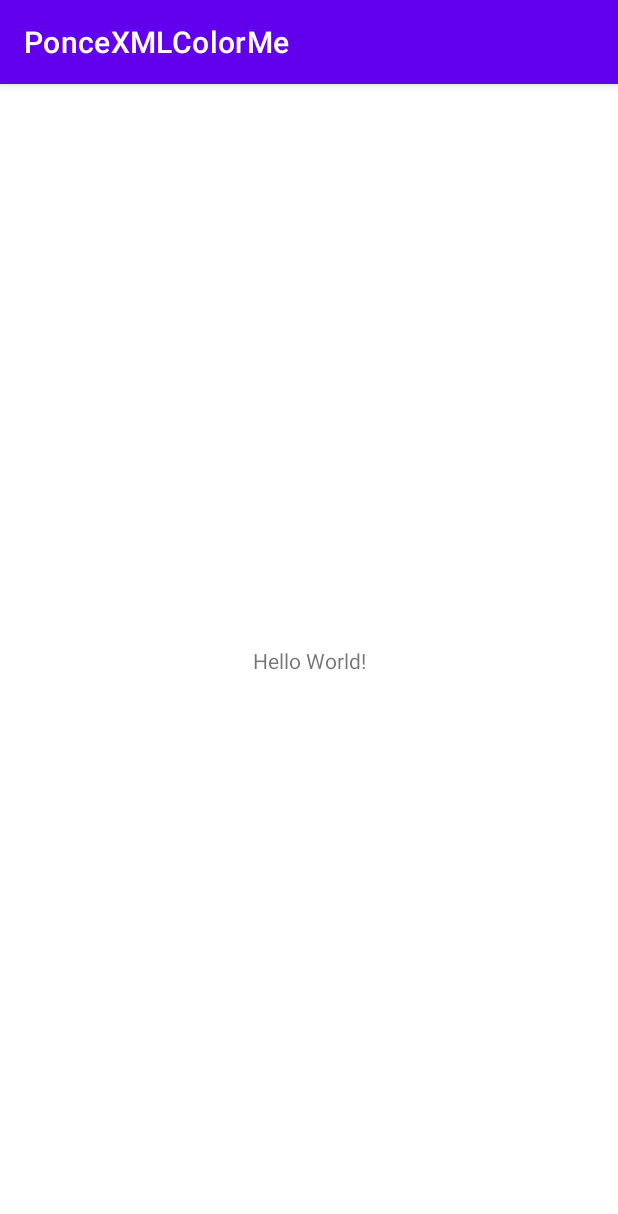
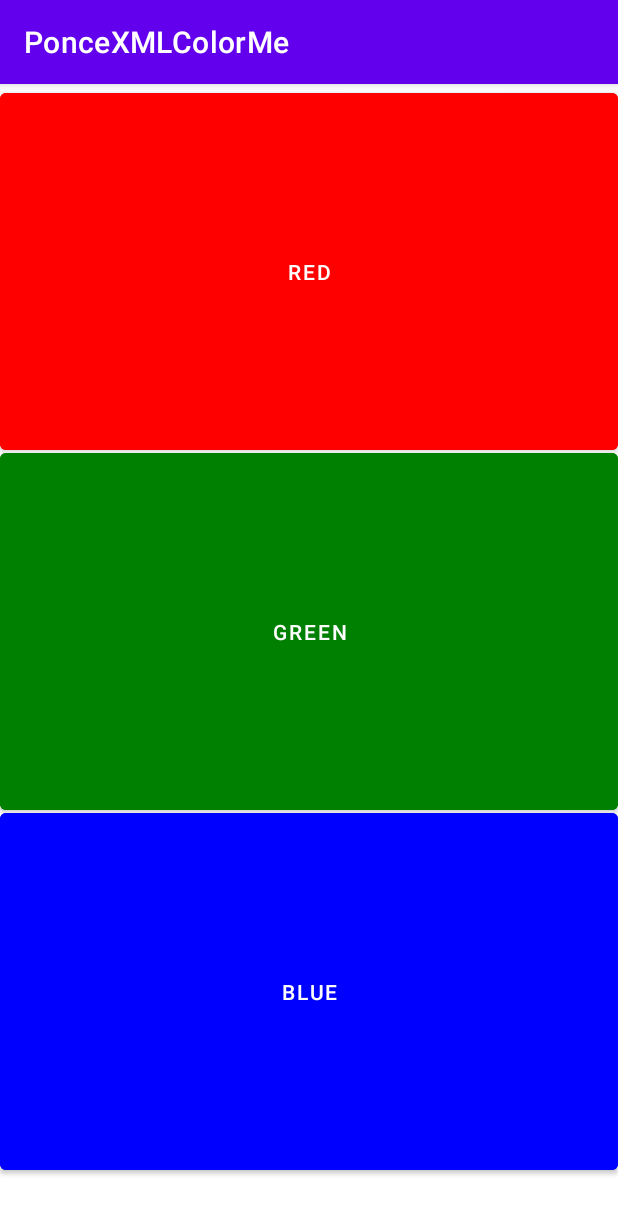
Before and after one commit to AnrdyShmrdy/PonceXMLColorMe, an Android app: the screen it shows after launch (MainActivity), on a phone screen of 412 x 824 dp. Shown: the top 1214 px of the screen. Run offline under Robolectric (Android 15) with nearby library versions, the phone set to English and light mode, and no system bars.

Commit message:
Added Buttons, Colors, and Strings

```diff
--- a/app/src/main/res/layout/activity_main.xml
+++ b/app/src/main/res/layout/activity_main.xml
@@ -6,13 +6,38 @@
     android:layout_height="match_parent"
     tools:context=".MainActivity">
 
-    <TextView
-        android:layout_width="wrap_content"
-        android:layout_height="wrap_content"
-        android:text="Hello World!"
-        app:layout_constraintBottom_toBottomOf="parent"
+    <Button
+        android:id="@+id/red_button"
+        android:layout_width="0dp"
+        android:layout_height="250dp"
+        android:text="@string/red"
+        android:backgroundTint="@color/red"
         app:layout_constraintEnd_toEndOf="parent"
+        app:layout_constraintHorizontal_bias="0.0"
         app:layout_constraintStart_toStartOf="parent"
         app:layout_constraintTop_toTopOf="parent" />
 
+    <Button
+        android:id="@+id/green_button"
+        android:layout_width="0dp"
+        android:layout_height="250dp"
+        android:layout_marginTop="240dp"
+        android:text="@string/green"
+        android:backgroundTint="@color/green"
+        app:layout_constraintEnd_toEndOf="parent"
+        app:layout_constraintHorizontal_bias="0.375"
+        app:layout_constraintStart_toStartOf="parent"
+        app:layout_constraintTop_toTopOf="parent" />
+
+    <Button
+        android:id="@+id/blue_button"
+        android:layout_width="0dp"
+        android:layout_height="250dp"
+        android:layout_marginTop="480dp"
+        android:text="@string/blue"
+        android:backgroundTint="@color/blue"
+        app:layout_constraintEnd_toEndOf="parent"
+        app:layout_constraintHorizontal_bias="1.0"
+        app:layout_constraintStart_toStartOf="parent"
+        app:layout_constraintTop_toTopOf="parent" />
 </androidx.constraintlayout.widget.ConstraintLayout>
--- a/app/src/main/res/values/colors.xml
+++ b/app/src/main/res/values/colors.xml
@@ -7,4 +7,7 @@
     <color name="teal_700">#FF018786</color>
     <color name="black">#FF000000</color>
     <color name="white">#FFFFFFFF</color>
+    <color name="red">#FF0000</color>
+    <color name="green">#008000</color>
+    <color name="blue">#0000FF</color>
 </resources>
--- a/app/src/main/res/values/strings.xml
+++ b/app/src/main/res/values/strings.xml
@@ -1,3 +1,6 @@
 <resources>
     <string name="app_name">PonceXMLColorMe</string>
+    <string name="red">red</string>
+    <string name="green">green</string>
+    <string name="blue">blue</string>
 </resources>
```
